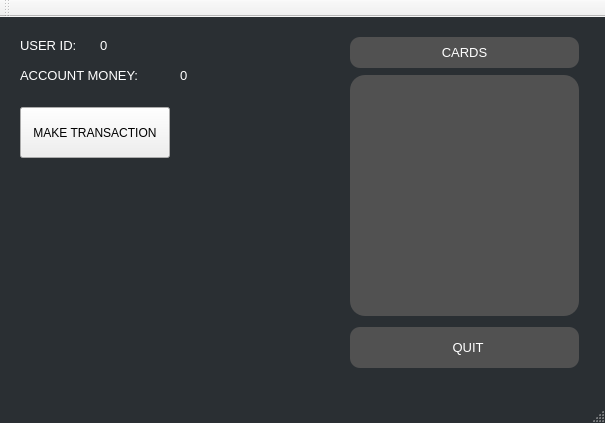
Qt form GUI/MainWindow.ui (i800/BankClient) before a commit.
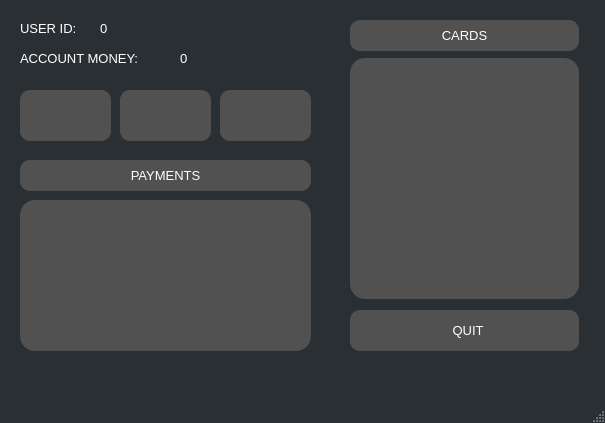
The same form after that commit. Icons and pictures are not drawn.

Commit message: MainWindow look complete (without logic).

Patch:
```diff
--- a/GUI/MainWindow.ui
+++ b/GUI/MainWindow.ui
@@ -92,12 +92,38 @@
      <rect>
       <x>20</x>
       <y>90</y>
-      <width>150</width>
+      <width>91</width>
       <height>51</height>
      </rect>
     </property>
+    <property name="styleSheet">
+     <string notr="true">QPushButton {
+    background-color: rgb(81, 81, 81);
+    color: white;
+    border-style: none;
+    border-radius: 10px;
+}
+
+QPushButton:hover {
+     background-color: rgb(120, 120, 120);     
+}
+
+QPushButton:pressed {
+     background-color: rgb(150, 150, 150);     
+}</string>
+    </property>
     <property name="text">
-     <string>MAKE TRANSACTION</string>
+     <string/>
+    </property>
+    <property name="icon">
+     <iconset resource="../resourses.qrc">
+      <normaloff>:/icons/Resourses/transaction.ico</normaloff>:/icons/Resourses/transaction.ico</iconset>
+    </property>
+    <property name="iconSize">
+     <size>
+      <width>45</width>
+      <height>45</height>
+     </size>
     </property>
    </widget>
    <widget class="QLabel" name="label_2">
@@ -280,6 +306,128 @@
      </size>
     </property>
    </widget>
+   <widget class="QListWidget" name="paymentsView">
+    <property name="geometry">
+     <rect>
+      <x>20</x>
+      <y>200</y>
+      <width>291</width>
+      <height>151</height>
+     </rect>
+    </property>
+    <property name="styleSheet">
+     <string notr="true">QListWidget {
+    background-color: rgb(81, 81, 81);
+    color: white;
+    border-style: none;
+    border-radius: 15px;
+}</string>
+    </property>
+   </widget>
+   <widget class="QPushButton" name="paymentsButton">
+    <property name="geometry">
+     <rect>
+      <x>20</x>
+      <y>160</y>
+      <width>291</width>
+      <height>31</height>
+     </rect>
+    </property>
+    <property name="font">
+     <font>
+      <pointsize>10</pointsize>
+     </font>
+    </property>
+    <property name="styleSheet">
+     <string notr="true">QPushButton {
+    background-color: rgb(81, 81, 81);
+    color: white;
+    border-style: none;
+    border-radius: 10px;
+}</string>
+    </property>
+    <property name="text">
+     <string>PAYMENTS</string>
+    </property>
+   </widget>
+   <widget class="QPushButton" name="refreshButton">
+    <property name="geometry">
+     <rect>
+      <x>120</x>
+      <y>90</y>
+      <width>91</width>
+      <height>51</height>
+     </rect>
+    </property>
+    <property name="styleSheet">
+     <string notr="true">QPushButton {
+    background-color: rgb(81, 81, 81);
+    color: white;
+    border-style: none;
+    border-radius: 10px;
+}
+
+QPushButton:hover {
+     background-color: rgb(120, 120, 120);     
+}
+
+QPushButton:pressed {
+     background-color: rgb(150, 150, 150);     
+}</string>
+    </property>
+    <property name="text">
+     <string/>
+    </property>
+    <property name="icon">
+     <iconset resource="../resourses.qrc">
+      <normaloff>:/icons/Resourses/refresh_icon.png</normaloff>:/icons/Resourses/refresh_icon.png</iconset>
+    </property>
+    <property name="iconSize">
+     <size>
+      <width>40</width>
+      <height>40</height>
+     </size>
+    </property>
+   </widget>
+   <widget class="QPushButton" name="settingsButton">
+    <property name="geometry">
+     <rect>
+      <x>220</x>
+      <y>90</y>
+      <width>91</width>
+      <height>51</height>
+     </rect>
+    </property>
+    <property name="styleSheet">
+     <string notr="true">QPushButton {
+    background-color: rgb(81, 81, 81);
+    color: white;
+    border-style: none;
+    border-radius: 10px;
+}
+
+QPushButton:hover {
+     background-color: rgb(120, 120, 120);     
+}
+
+QPushButton:pressed {
+     background-color: rgb(150, 150, 150);     
+}</string>
+    </property>
+    <property name="text">
+     <string/>
+    </property>
+    <property name="icon">
+     <iconset resource="../resourses.qrc">
+      <normaloff>:/icons/Resourses/setting_icon.png</normaloff>:/icons/Resourses/setting_icon.png</iconset>
+    </property>
+    <property name="iconSize">
+     <size>
+      <width>40</width>
+      <height>40</height>
+     </size>
+    </property>
+   </widget>
   </widget>
   <widget class="QMenuBar" name="menuBar">
    <property name="geometry">
@@ -291,14 +439,6 @@
     </rect>
    </property>
   </widget>
-  <widget class="QToolBar" name="mainToolBar">
-   <attribute name="toolBarArea">
-    <enum>TopToolBarArea</enum>
-   </attribute>
-   <attribute name="toolBarBreak">
-    <bool>true</bool>
-   </attribute>
-  </widget>
   <widget class="QStatusBar" name="statusBar"/>
  </widget>
  <layoutdefault spacing="6" margin="11"/>
```
Left out of the diff: 4 changed lines with no effect on the pictures. The commit also changes 5 other files.
